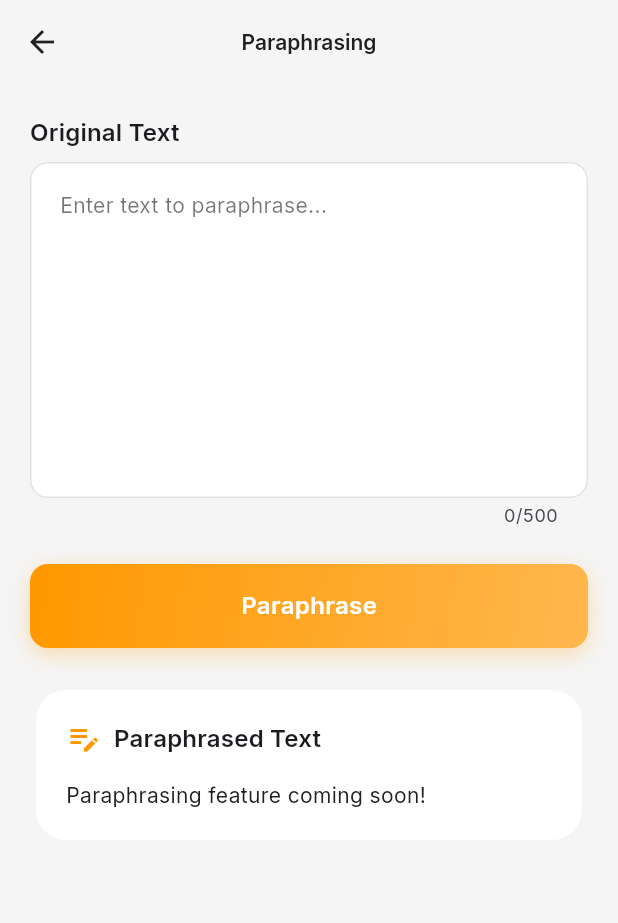
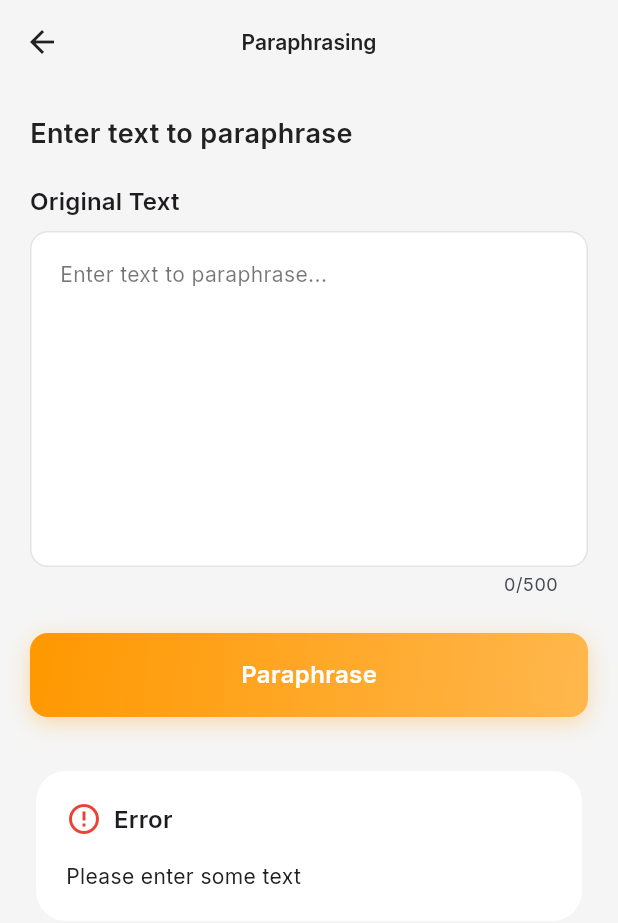
Before and after one commit to KarimAbushbak/ml-text-analysis-app, a Flutter app: the ParaphrasingScreen screen opened by its route, after a tap on "Paraphrase", on a phone screen of 412 x 824 dp. Shown: the top 923 px of the screen. Run offline on Flutter 3.47's test engine with Material 3 defaults, Android fonts, the light colour scheme and no system bars; our stand-ins replace bloc, flutter_bloc, go_router, google_fonts, shared_preferences; accounts and stored records are empty.

Commit message:
Refactor paraphrasing feature to use BLoC pattern
- Add ParaphraseResult model with JSON serialization
- Create state management classes (ParaphrasingState, ParaphrasingCubit)
- Refactor ParaphrasingScreen to use BlocProvider and BlocBuilder
- Add form validation and loading states
- Add proper error handling
- Maintain consistent architecture with sentiment and NER features
- Keep existing API integration with /paraphrase endpoint

```diff
--- /dev/null
+++ b/flutter/nlp_flutter_app/lib/features/paraphrasing/paraphrasing_cubit.dart
@@ -0,0 +1,32 @@
+import 'package:flutter_bloc/flutter_bloc.dart';
+import 'paraphrasing_service.dart';
+import 'paraphrasing_state.dart';
+import 'paraphrasing_model.dart';
+
+/// Cubit for managing paraphrasing state
+class ParaphrasingCubit extends Cubit<ParaphrasingState> {
+  final _paraphrasingService = ParaphrasingService();
+
+  ParaphrasingCubit() : super(ParaphrasingInitial());
+
+  /// Paraphrases the given text
+  Future<void> paraphrase({required String text}) async {
+    if (text.trim().isEmpty) {
+      emit(ParaphrasingError('Please enter some text'));
+      return;
+    }
+
+    emit(ParaphrasingLoading());
+
+    try {
+      final paraphrasedText = await _paraphrasingService.paraphrase(text);
+      final result = ParaphraseResult(
+        originalText: text,
+        paraphrasedText: paraphrasedText,
+      );
+      emit(ParaphrasingSuccess(result));
+    } catch (e) {
+      emit(ParaphrasingError(e.toString()));
+    }
+  }
+}
--- /dev/null
+++ b/flutter/nlp_flutter_app/lib/features/paraphrasing/paraphrasing_model.dart
@@ -0,0 +1,23 @@
+class ParaphraseResult {
+  final String originalText;
+  final String paraphrasedText;
+
+  ParaphraseResult({
+    required this.originalText,
+    required this.paraphrasedText,
+  });
+
+  factory ParaphraseResult.fromJson(Map<String, dynamic> json, String originalText) {
+    return ParaphraseResult(
+      originalText: originalText,
+      paraphrasedText: json['paraphrased_text'] as String,
+    );
+  }
+
+  Map<String, dynamic> toJson() {
+    return {
+      'original_text': originalText,
+      'paraphrased_text': paraphrasedText,
+    };
+  }
+}
--- a/flutter/nlp_flutter_app/lib/features/paraphrasing/paraphrasing_screen.dart
+++ b/flutter/nlp_flutter_app/lib/features/paraphrasing/paraphrasing_screen.dart
@@ -1,8 +1,12 @@
 import 'package:flutter/material.dart';
+import 'package:flutter_bloc/flutter_bloc.dart';
 import '../../core/widgets/text_input_field.dart';
 import '../../core/widgets/primary_button.dart';
 import '../../core/widgets/result_card.dart';
+import '../../core/widgets/loading_indicator.dart';
 import '../../core/theme/app_colors.dart';
+import 'paraphrasing_cubit.dart';
+import 'paraphrasing_state.dart';
 
 /// Paraphrasing screen
 class ParaphrasingScreen extends StatefulWidget {
@@ -14,7 +18,7 @@ class ParaphrasingScreen extends StatefulWidget {
 
 class _ParaphrasingScreenState extends State<ParaphrasingScreen> {
   final _textController = TextEditingController();
-  String? _paraphrasedText;
+  final _formKey = GlobalKey<FormState>();
 
   @override
   void dispose() {
@@ -22,16 +26,17 @@ class _ParaphrasingScreenState extends State<ParaphrasingScreen> {
     super.dispose();
   }
 
-  void _paraphrase() {
-    // TODO: Implement paraphrasing logic
-    setState(() {
-      _paraphrasedText = 'Paraphrasing feature coming soon!';
-    });
+  void _paraphrase(BuildContext context) {
+    if (_formKey.currentState!.validate()) {
+      context.read<ParaphrasingCubit>().paraphrase(text: _textController.text);
+    }
   }
 
   @override
   Widget build(BuildContext context) {
-    return Scaffold(
+    return BlocProvider(
+      create: (context) => ParaphrasingCubit(),
+      child: Scaffold(
         appBar: AppBar(
           title: const Text('Paraphrasing'),
           leading: IconButton(
@@ -41,9 +46,19 @@ class _ParaphrasingScreenState extends State<ParaphrasingScreen> {
         ),
         body: SingleChildScrollView(
           padding: const EdgeInsets.all(20),
+          child: Form(
+            key: _formKey,
             child: Column(
               crossAxisAlignment: CrossAxisAlignment.stretch,
               children: [
+                const Text(
+                  'Enter text to paraphrase',
+                  style: TextStyle(
+                    fontSize: 18,
+                    fontWeight: FontWeight.w600,
+                  ),
+                ),
+                const SizedBox(height: 20),
                 TextInputField(
                   controller: _textController,
                   label: 'Original Text',
@@ -52,21 +67,46 @@ class _ParaphrasingScreenState extends State<ParaphrasingScreen> {
                   maxLength: 500,
                 ),
                 const SizedBox(height: 24),
-            PrimaryButton(
+                Builder(
+                  builder: (context) {
+                    return PrimaryButton(
                       text: 'Paraphrase',
                       gradient: AppColors.orangeGradient,
-              onPressed: _paraphrase,
+                      onPressed: () => _paraphrase(context),
+                    );
+                  }
                 ),
-            if (_paraphrasedText != null) ...[
-              const SizedBox(height: 24),
-              ResultCard(
+                const SizedBox(height: 32),
+                BlocBuilder<ParaphrasingCubit, ParaphrasingState>(
+                  builder: (context, state) {
+                    if (state is ParaphrasingLoading) {
+                      return const Center(child: LoadingIndicator());
+                    }
+
+                    if (state is ParaphrasingSuccess) {
+                      return ResultCard(
                         title: 'Paraphrased Text',
                         icon: Icons.edit_note,
                         color: AppColors.primaryOrange,
-                content: _paraphrasedText!,
+                        content: state.result.paraphrasedText,
+                      );
+                    }
+
+                    if (state is ParaphrasingError) {
+                      return ResultCard(
+                        title: 'Error',
+                        icon: Icons.error_outline,
+                        color: AppColors.primaryRed,
+                        content: state.message,
+                      );
+                    }
+
+                    return const SizedBox.shrink();
+                  },
                 ),
               ],
-          ],
+            ),
+          ),
         ),
       ),
     );
--- a/flutter/nlp_flutter_app/lib/features/paraphrasing/paraphrasing_service.dart
+++ b/flutter/nlp_flutter_app/lib/features/paraphrasing/paraphrasing_service.dart
@@ -11,12 +11,7 @@ class ParaphrasingService {
       );
 
       // ParaphraseResponse model - check the actual field name in your backend
-      final result = response['paraphrased_text'] as String? ??
-                     response['paraphrase'] as String? ??
-                     response['result'] as String?;
-      if (result == null) {
-        throw Exception('Invalid response format');
-      }
+      final result = response['paraphrased_text'] as String;
       return result;
     } catch (e) {
       throw Exception('Failed to paraphrase text: $e');
--- /dev/null
+++ b/flutter/nlp_flutter_app/lib/features/paraphrasing/paraphrasing_state.dart
@@ -0,0 +1,24 @@
+import 'paraphrasing_model.dart';
+
+/// Base state for paraphrasing
+abstract class ParaphrasingState {}
+
+/// Initial state
+class ParaphrasingInitial extends ParaphrasingState {}
+
+/// Loading state
+class ParaphrasingLoading extends ParaphrasingState {}
+
+/// Success state with paraphrased result
+class ParaphrasingSuccess extends ParaphrasingState {
+  final ParaphraseResult result;
+
+  ParaphrasingSuccess(this.result);
+}
+
+/// Error state
+class ParaphrasingError extends ParaphrasingState {
+  final String message;
+
+  ParaphrasingError(this.message);
+}
```
Lines whose indentation alone changed are shown as unchanged.
